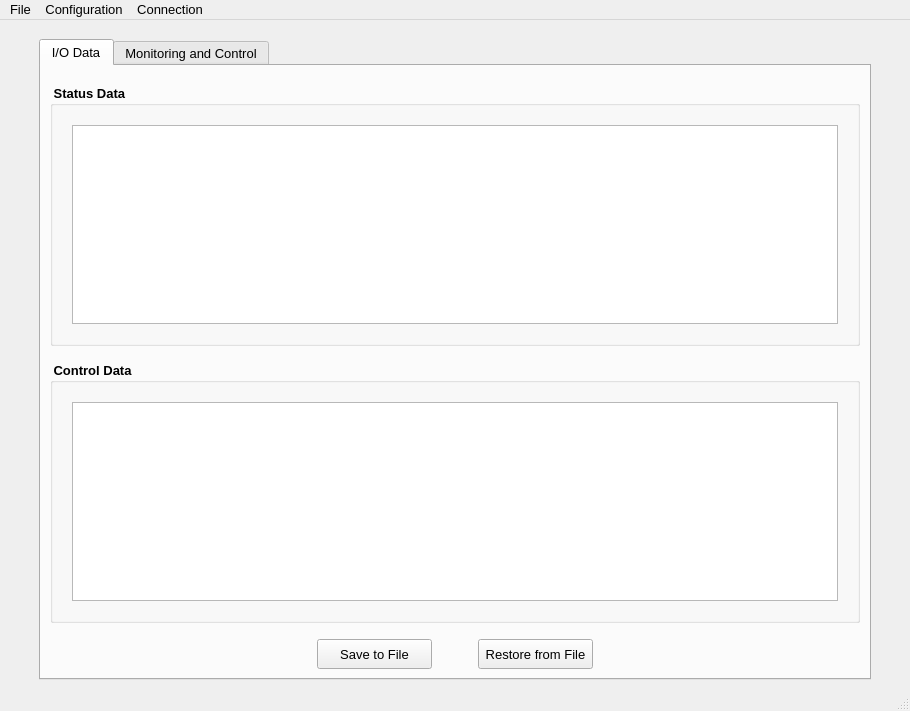
The window that TCP_Client/mainwindow.ui (epw7856/TCP_Client) describes before a commit, drawn with Qt 5.
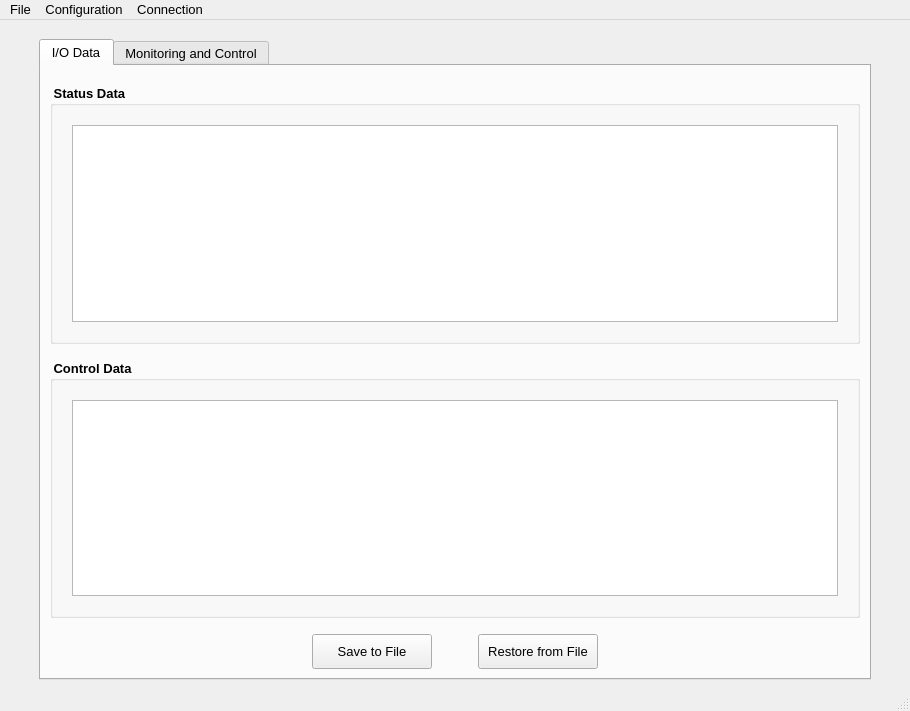
The same window after the commit.

Commit message: Added signal and slot connections to the main window.

The edit to the form file:
```diff
--- a/TCP_Client/mainwindow.ui
+++ b/TCP_Client/mainwindow.ui
@@ -332,8 +332,8 @@
               </property>
               <property name="minimumSize">
                <size>
-                <width>115</width>
-                <height>30</height>
+                <width>120</width>
+                <height>35</height>
                </size>
               </property>
               <property name="text">
@@ -367,8 +367,8 @@
               </property>
               <property name="minimumSize">
                <size>
-                <width>115</width>
-                <height>30</height>
+                <width>120</width>
+                <height>35</height>
                </size>
               </property>
               <property name="text">
```
Left out of the diff: 18 changed lines with no effect on the pictures. The commit also changes 3 other files.
